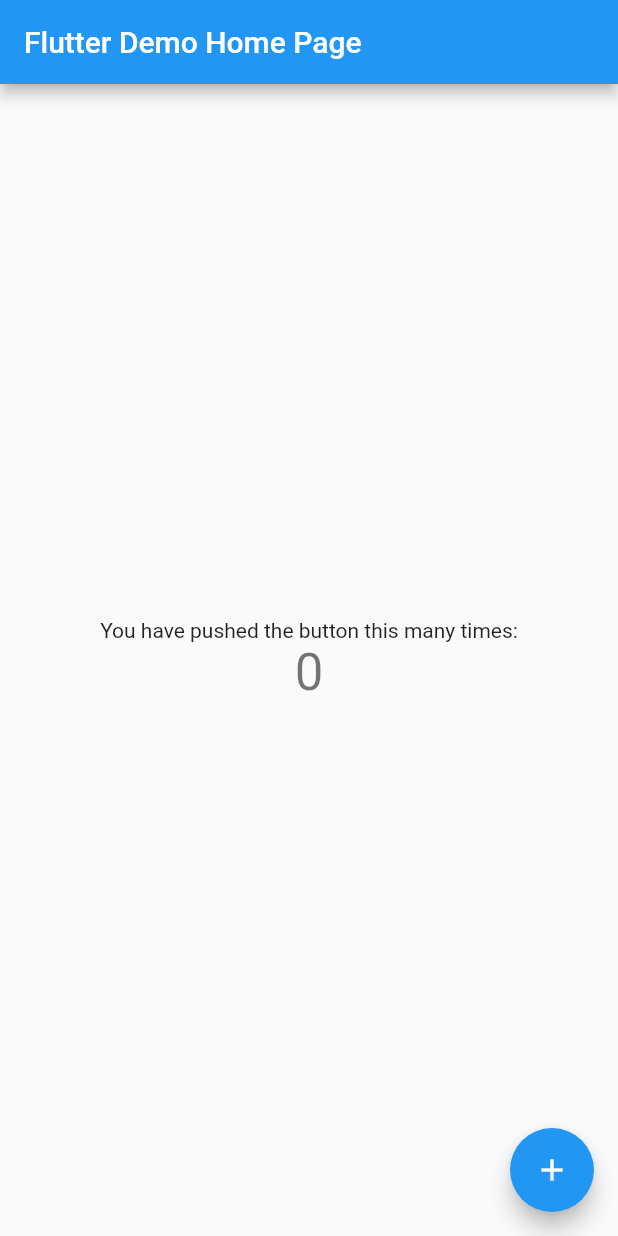
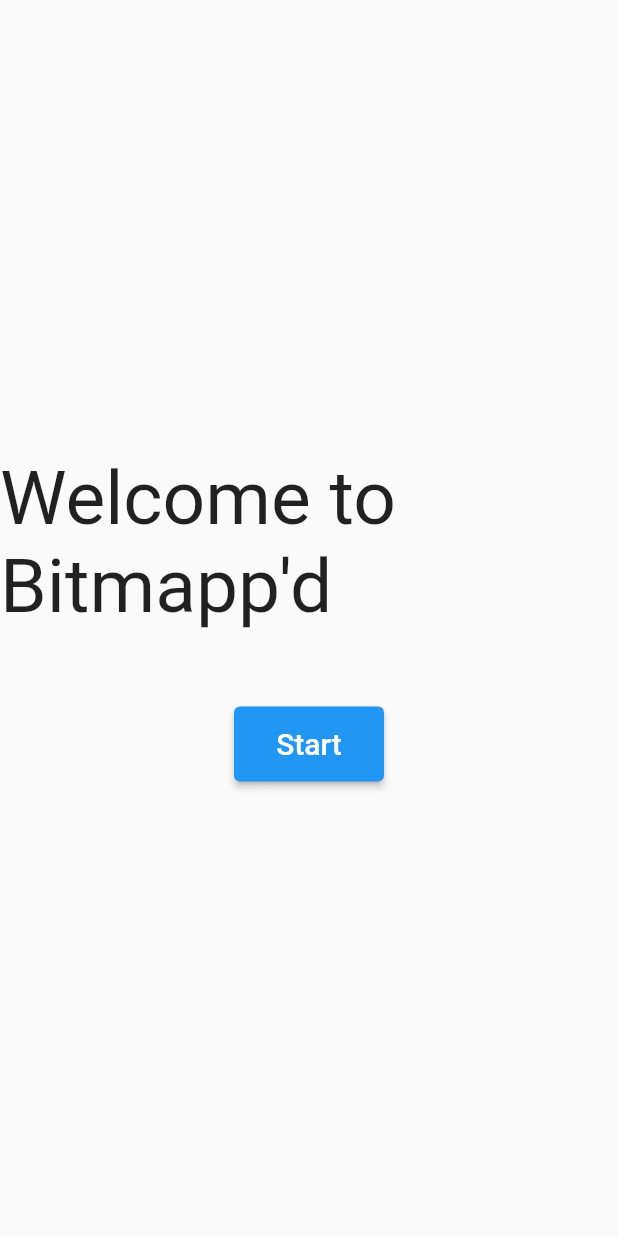
Before and after one commit to davidjtmc/bitmappd, a Flutter app: the screen it shows after launch, on a phone screen of 412 x 824 dp. Run offline on Flutter 3.47's test engine with Material 2 defaults, Android fonts, the phone set to English and light mode, and no system bars.

Commit message:
add welcome screen

```diff
--- a/lib/main.dart
+++ b/lib/main.dart
@@ -1,115 +1,9 @@
+import 'package:bitmappd/welcome_screen.dart';
 import 'package:flutter/material.dart';
 
-void main() {
-  runApp(const MyApp());
+void main(){
+  return runApp(MaterialApp(
+    debugShowCheckedModeBanner: false,
+    home: WelcomeScreen(),
+  ));
 }
-
-class MyApp extends StatelessWidget {
-  const MyApp({super.key});
-
-  // This widget is the root of your application.
-  @override
-  Widget build(BuildContext context) {
-    return MaterialApp(
-      title: 'Flutter Demo',
-      theme: ThemeData(
-        // This is the theme of your application.
-        //
-        // Try running your application with "flutter run". You'll see the
-        // application has a blue toolbar. Then, without quitting the app, try
-        // changing the primarySwatch below to Colors.green and then invoke
-        // "hot reload" (press "r" in the console where you ran "flutter run",
-        // or simply save your changes to "hot reload" in a Flutter IDE).
-        // Notice that the counter didn't reset back to zero; the application
-        // is not restarted.
-        primarySwatch: Colors.blue,
-      ),
-      home: const MyHomePage(title: 'Flutter Demo Home Page'),
-    );
-  }
-}
-
-class MyHomePage extends StatefulWidget {
-  const MyHomePage({super.key, required this.title});
-
-  // This widget is the home page of your application. It is stateful, meaning
-  // that it has a State object (defined below) that contains fields that affect
-  // how it looks.
-
-  // This class is the configuration for the state. It holds the values (in this
-  // case the title) provided by the parent (in this case the App widget) and
-  // used by the build method of the State. Fields in a Widget subclass are
-  // always marked "final".
-
-  final String title;
-
-  @override
-  State<MyHomePage> createState() => _MyHomePageState();
-}
-
-class _MyHomePageState extends State<MyHomePage> {
-  int _counter = 0;
-
-  void _incrementCounter() {
-    setState(() {
-      // This call to setState tells the Flutter framework that something has
-      // changed in this State, which causes it to rerun the build method below
-      // so that the display can reflect the updated values. If we changed
-      // _counter without calling setState(), then the build method would not be
-      // called again, and so nothing would appear to happen.
-      _counter++;
-    });
-  }
-
-  @override
-  Widget build(BuildContext context) {
-    // This method is rerun every time setState is called, for instance as done
-    // by the _incrementCounter method above.
-    //
-    // The Flutter framework has been optimized to make rerunning build methods
-    // fast, so that you can just rebuild anything that needs updating rather
-    // than having to individually change instances of widgets.
-    return Scaffold(
-      appBar: AppBar(
-        // Here we take the value from the MyHomePage object that was created by
-        // the App.build method, and use it to set our appbar title.
-        title: Text(widget.title),
-      ),
-      body: Center(
-        // Center is a layout widget. It takes a single child and positions it
-        // in the middle of the parent.
-        child: Column(
-          // Column is also a layout widget. It takes a list of children and
-          // arranges them vertically. By default, it sizes itself to fit its
-          // children horizontally, and tries to be as tall as its parent.
-          //
-          // Invoke "debug painting" (press "p" in the console, choose the
-          // "Toggle Debug Paint" action from the Flutter Inspector in Android
-          // Studio, or the "Toggle Debug Paint" command in Visual Studio Code)
-          // to see the wireframe for each widget.
-          //
-          // Column has various properties to control how it sizes itself and
-          // how it positions its children. Here we use mainAxisAlignment to
-          // center the children vertically; the main axis here is the vertical
-          // axis because Columns are vertical (the cross axis would be
-          // horizontal).
-          mainAxisAlignment: MainAxisAlignment.center,
-          children: <Widget>[
-            const Text(
-              'You have pushed the button this many times:',
-            ),
-            Text(
-              '$_counter',
-              style: Theme.of(context).textTheme.headlineMedium,
-            ),
-          ],
-        ),
-      ),
-      floatingActionButton: FloatingActionButton(
-        onPressed: _incrementCounter,
-        tooltip: 'Increment',
-        child: const Icon(Icons.add),
-      ), // This trailing comma makes auto-formatting nicer for build methods.
-    );
-  }
-}
--- a/lib/welcome_screen.dart
+++ b/lib/welcome_screen.dart
@@ -0,0 +1,28 @@
+import 'package:flutter/material.dart';
+
+class WelcomeScreen extends StatelessWidget {
+  const WelcomeScreen({Key? key}) : super(key: key);
+
+  @override
+  Widget build(BuildContext context) {
+    return Scaffold(
+      body: Center(
+        child: Column(
+          mainAxisAlignment: MainAxisAlignment.center,
+          children: [
+            Text("Welcome to Bitmapp'd", style: TextStyle(fontSize: 50),),
+            SizedBox(height: 50),
+            SizedBox(
+              height: 50,
+              width: 100,
+              child: ElevatedButton(
+                onPressed: () {  },
+                child: Center(child: Text("Start", style: TextStyle(color: Colors.white, fontSize: 20),), )
+              )
+            )
+          ],
+        ),
+      ),
+    );
+  }
+}
```
